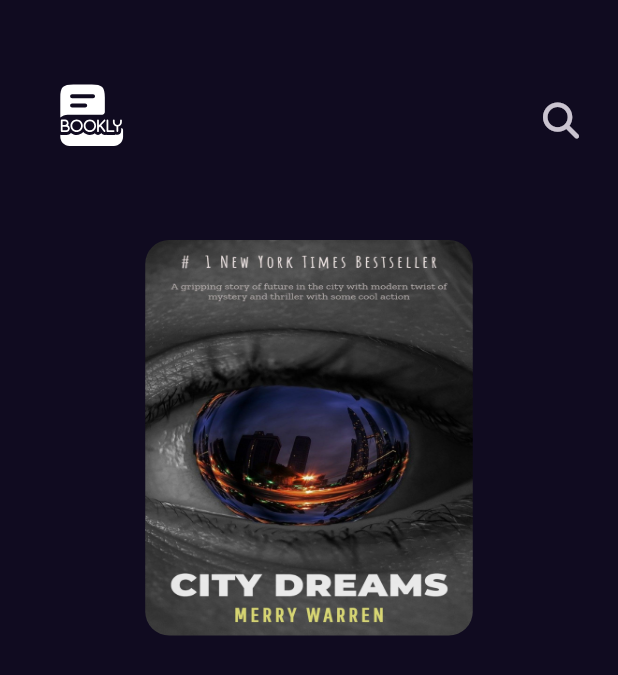
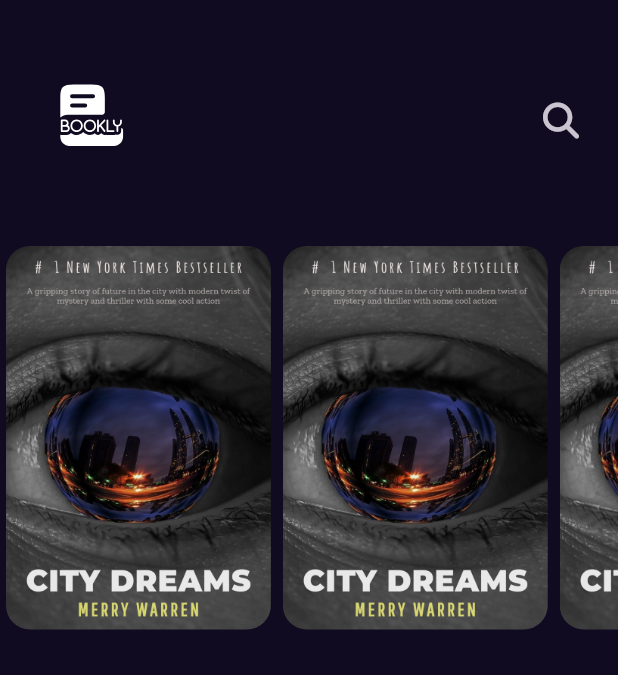
Before and after one commit to m7mdyasin/Bookly-App, a Flutter app: the screen it shows after launch, on a phone screen of 412 x 824 dp. Shown: the top 675 px of the screen. Run offline on Flutter 3.47's test engine with Material 3 defaults, Android fonts, the phone set to English and light mode, and no system bars; our stand-ins replace flutter_svg, font_awesome_flutter, get.

Commit message:
add featured list view

```diff
--- a/lib/features/home/presntation/views/widgets/custom_book_cover_card.dart
+++ b/lib/features/home/presntation/views/widgets/custom_book_cover_card.dart
@@ -6,13 +6,10 @@ class CustomBookCoverCard extends StatelessWidget {
 
   @override
   Widget build(BuildContext context) {
-    final Size size = MediaQuery.of(context).size;
-    return SizedBox(
-      height: size.height * .32,
-      width: size.width * .53,
-      child: AspectRatio(
+    return AspectRatio(
       aspectRatio: 2.8 / 4,
       child: Container(
+        margin: EdgeInsets.all(4),
         decoration: BoxDecoration(
           borderRadius: BorderRadius.circular(16),
           image: DecorationImage(
@@ -21,7 +18,6 @@ class CustomBookCoverCard extends StatelessWidget {
           ),
         ),
       ),
-      ),
     );
   }
 }
--- a/lib/features/home/presntation/views/widgets/home_view_body.dart
+++ b/lib/features/home/presntation/views/widgets/home_view_body.dart
@@ -7,6 +7,23 @@ class HomeViewBody extends StatelessWidget {
 
   @override
   Widget build(BuildContext context) {
-    return Column(children: [CustomAppBar(), CustomBookCoverCard()]);
+    return Column(children: [CustomAppBar(), FeaturedBooksListView()]);
   }
 }
+
+class FeaturedBooksListView extends StatelessWidget {
+  const FeaturedBooksListView({super.key});
+
+  @override
+  Widget build(BuildContext context) {
+    return SizedBox(
+      height: MediaQuery.of(context).size.height * .32,
+      child: ListView.builder(
+        scrollDirection: Axis.horizontal,
+        itemBuilder: (context, index) {
+          return const CustomBookCoverCard();
+        },
+      ),
+    );
+  }
+}
```
Lines whose indentation alone changed are shown as unchanged.
